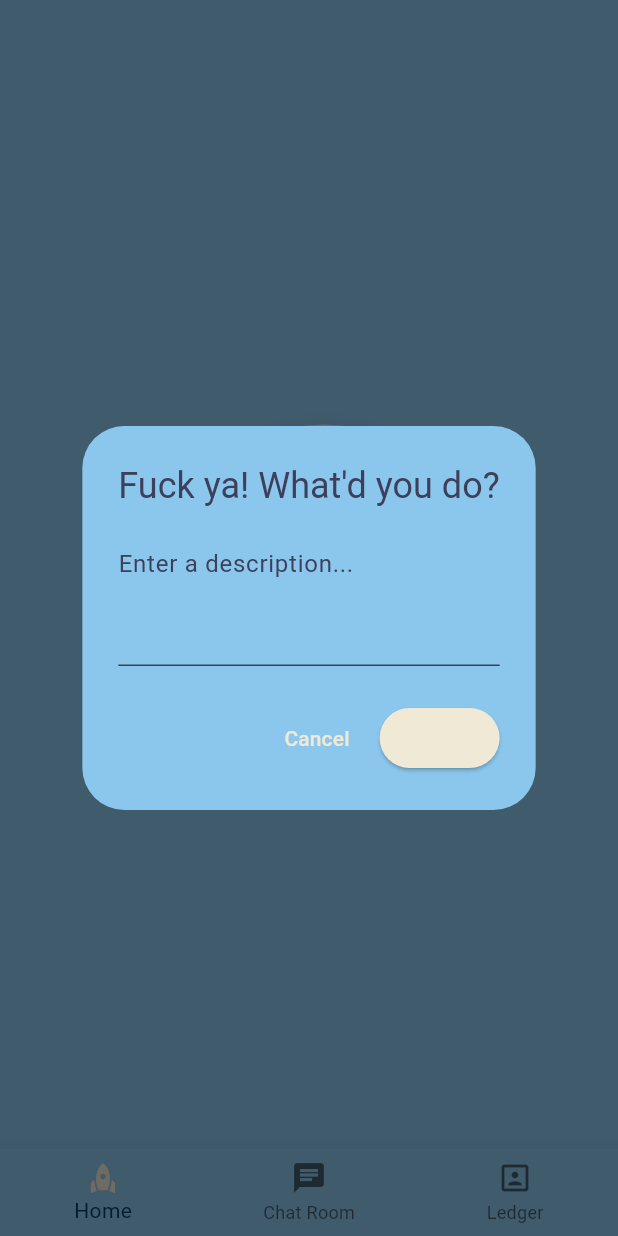
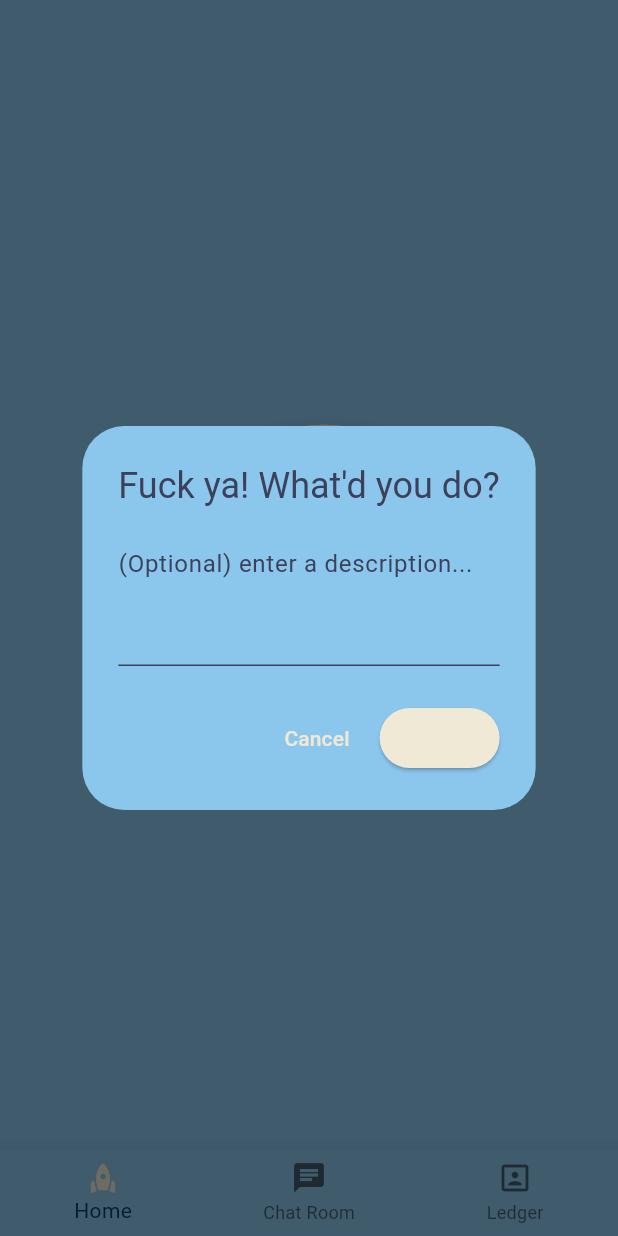
Before and after one commit to calebjderosier/hundyp-mobile, a Flutter app: the HundyPMain screen opened directly, after a tap on "Hundy P", on a phone screen of 412 x 824 dp. Run offline on Flutter 3.47's test engine with Material 3 defaults, Android fonts, the phone set to English and light mode, and no system bars; our stand-ins replace cloud_firestore, cloud_functions, firebase_auth, firebase_core, firebase_messaging, flutter_dotenv and 1 more; accounts and stored records are empty.

Commit message:
fix: hint text to be optional

```diff
--- a/lib/screens/authenticated_home.dart
+++ b/lib/screens/authenticated_home.dart
@@ -50,7 +50,7 @@ class _HomePageState extends State<HomePage> with TickerProviderStateMixin {
               inputText = value;
             },
             decoration: const InputDecoration(
-              hintText: 'Enter a description...',
+              hintText: '(Optional) enter a description...',
             ),
             maxLines: 3,
           ),
```
